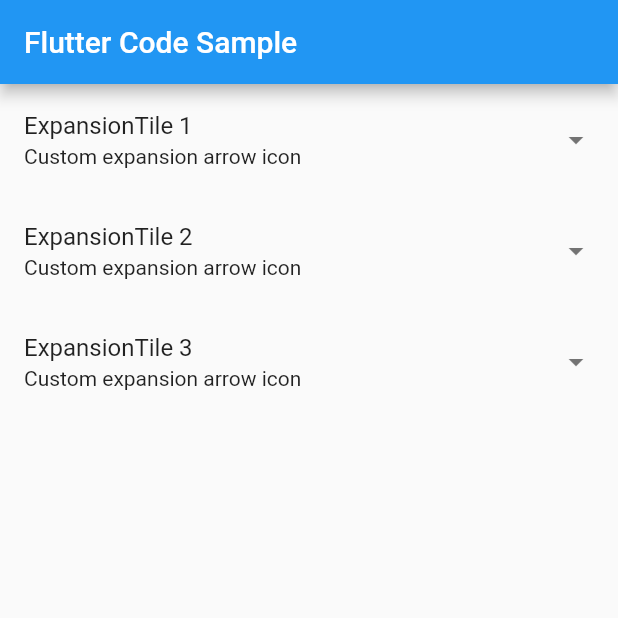
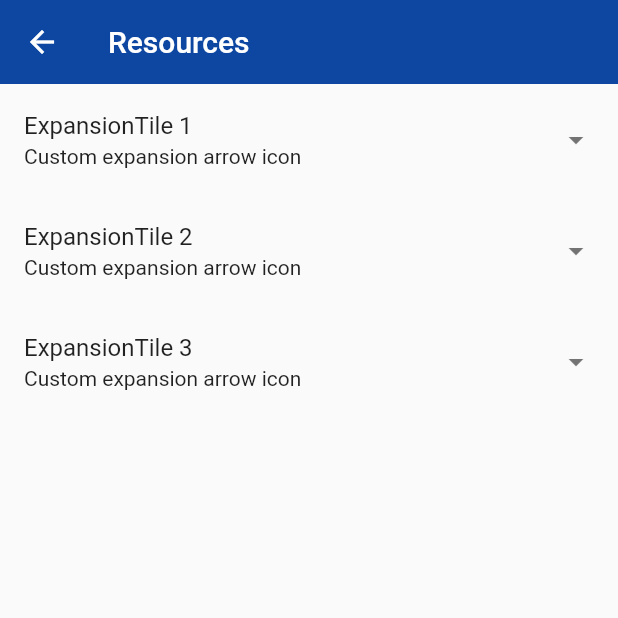
Before and after one commit to gjurajlatwit/Software_Enginering_Project, a Flutter app: the screen it shows after launch, after a tap on "Resource page", on a phone screen of 412 x 824 dp, the top half of it. Run offline on Flutter 3.47's test engine with Material 2 defaults, Android fonts, the phone set to English and light mode, and no system bars.

Commit message:
Fixed back button for resources.

```diff
--- a/flutter_app/lib/resources.dart
+++ b/flutter_app/lib/resources.dart
@@ -33,7 +33,15 @@ class MyApp extends StatelessWidget {
     return MaterialApp(
       title: _title,
       home: Scaffold(
-        appBar: AppBar(title: const Text(_title)),
+        appBar: AppBar(
+          leading: IconButton(
+            icon: Icon(Icons.arrow_back, color: Colors.white),
+            onPressed: () => Navigator.of(context).pop(),
+          ),
+          backgroundColor: Colors.blue[900],
+          title: const Text('Resources'),
+          elevation: 0,
+        ),
         body: const MyStatefulWidget(),
       ),
     );
```
